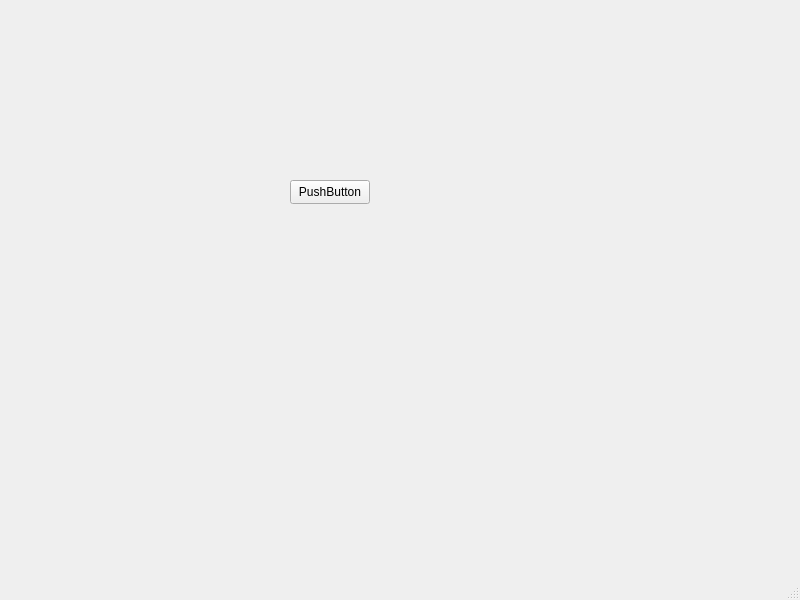
This is src/Application/mainwindow.ui in patrasc-george/DetectionApp as Qt 5 draws it before an edit. The edited form follows.
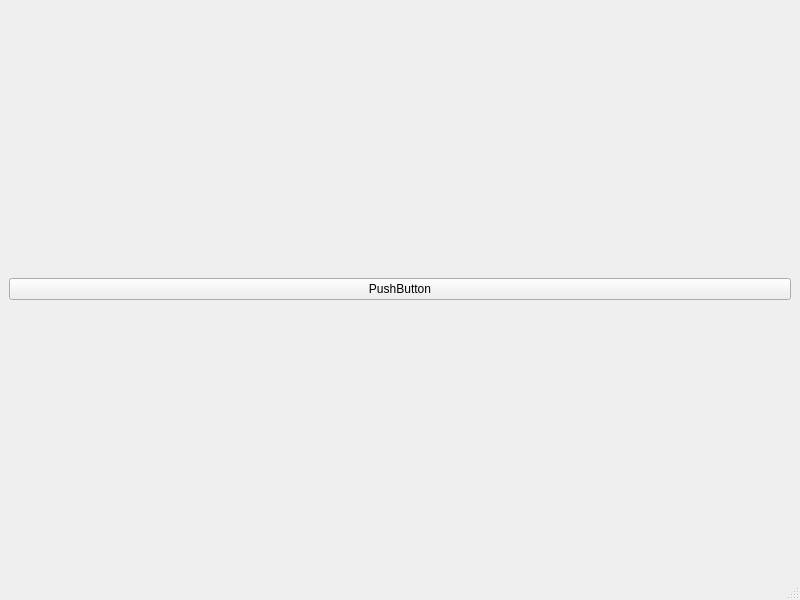
This is the edited form.

```diff
--- a/src/Application/mainwindow.ui
+++ b/src/Application/mainwindow.ui
@@ -14,19 +14,15 @@
    <string>MainWindow</string>
   </property>
   <widget class="QWidget" name="centralwidget">
+   <layout class="QHBoxLayout" name="horizontalLayout">
+    <item>
    <widget class="QPushButton" name="pushButton">
-    <property name="geometry">
-     <rect>
-      <x>290</x>
-      <y>180</y>
-      <width>80</width>
-      <height>24</height>
-     </rect>
-    </property>
     <property name="text">
      <string>PushButton</string>
     </property>
    </widget>
+    </item>
+   </layout>
   </widget>
   <widget class="QMenuBar" name="menubar">
    <property name="geometry">
```
Lines whose indentation alone changed are shown as unchanged.
